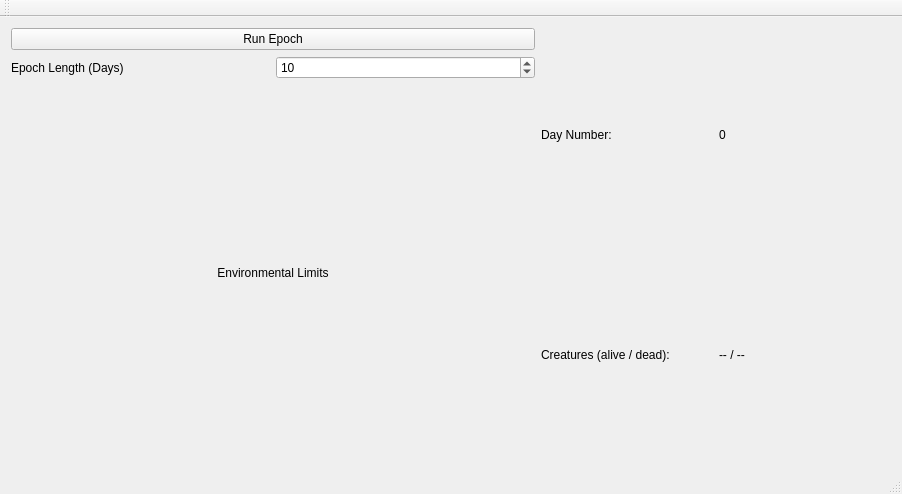
Qt form ui/evolveui.ui (lobocv/Evolve) before a commit.
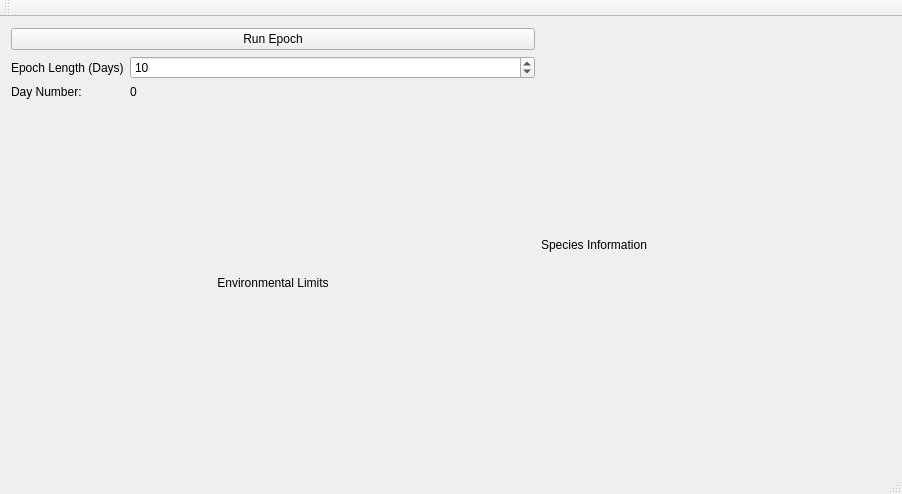
The same form after that commit.

Commit message: Added a species info widget

What changed in the file:
```diff
--- a/ui/evolveui.ui
+++ b/ui/evolveui.ui
@@ -18,7 +18,7 @@
     <item>
      <layout class="QHBoxLayout" name="horizontalLayout" stretch="3,2">
       <item>
-       <layout class="QVBoxLayout" name="verticalLayout_3">
+       <layout class="QVBoxLayout" name="verticalLayout_3" stretch="1,10">
         <item>
          <widget class="QPushButton" name="run_button">
           <property name="text">
@@ -27,17 +27,17 @@
          </widget>
         </item>
         <item>
-         <layout class="QVBoxLayout" name="verticalLayout_5">
+         <layout class="QVBoxLayout" name="verticalLayout_5" stretch="0,10">
           <item>
-           <layout class="QHBoxLayout" name="horizontalLayout_3">
-            <item>
+           <layout class="QFormLayout" name="formLayout">
+            <item row="0" column="0">
              <widget class="QLabel" name="label_2">
               <property name="text">
                <string>Epoch Length (Days)</string>
               </property>
              </widget>
             </item>
-            <item>
+            <item row="0" column="1">
              <widget class="QSpinBox" name="epoch_length_spinbox">
               <property name="maximum">
                <number>1000</number>
@@ -47,10 +47,24 @@
               </property>
              </widget>
             </item>
+            <item row="1" column="0">
+             <widget class="QLabel" name="label_4">
+              <property name="text">
+               <string>Day Number:</string>
+              </property>
+             </widget>
+            </item>
+            <item row="1" column="1">
+             <widget class="QLabel" name="day_number_label">
+              <property name="text">
+               <string>0</string>
+              </property>
+             </widget>
+            </item>
            </layout>
           </item>
           <item>
-           <layout class="QVBoxLayout" name="verticalLayout_2">
+           <layout class="QVBoxLayout" name="verticalLayout_2" stretch="0,100">
             <item>
              <widget class="QLabel" name="label">
               <property name="frameShadow">
@@ -74,32 +88,11 @@
        </layout>
       </item>
       <item>
-       <layout class="QGridLayout" name="gridLayout_2">
-        <item row="0" column="1">
-         <widget class="QLabel" name="day_number_label">
-          <property name="text">
-           <string>0</string>
-          </property>
-         </widget>
-        </item>
-        <item row="0" column="0">
-         <widget class="QLabel" name="label_4">
-          <property name="text">
-           <string>Day Number:</string>
-          </property>
-         </widget>
-        </item>
-        <item row="1" column="1">
-         <widget class="QLabel" name="alive_dead_creatures_label">
-          <property name="text">
-           <string>-- / --</string>
-          </property>
-         </widget>
-        </item>
-        <item row="1" column="0">
+       <layout class="QVBoxLayout" name="_2" stretch="1,100">
+        <item>
          <widget class="QLabel" name="label_3">
           <property name="text">
-           <string>Creatures (alive / dead): </string>
+           <string>Species Information</string>
           </property>
          </widget>
         </item>
```
Left out of the diff: 3 changed lines with no effect on the pictures. The commit also changes 6 other files.
